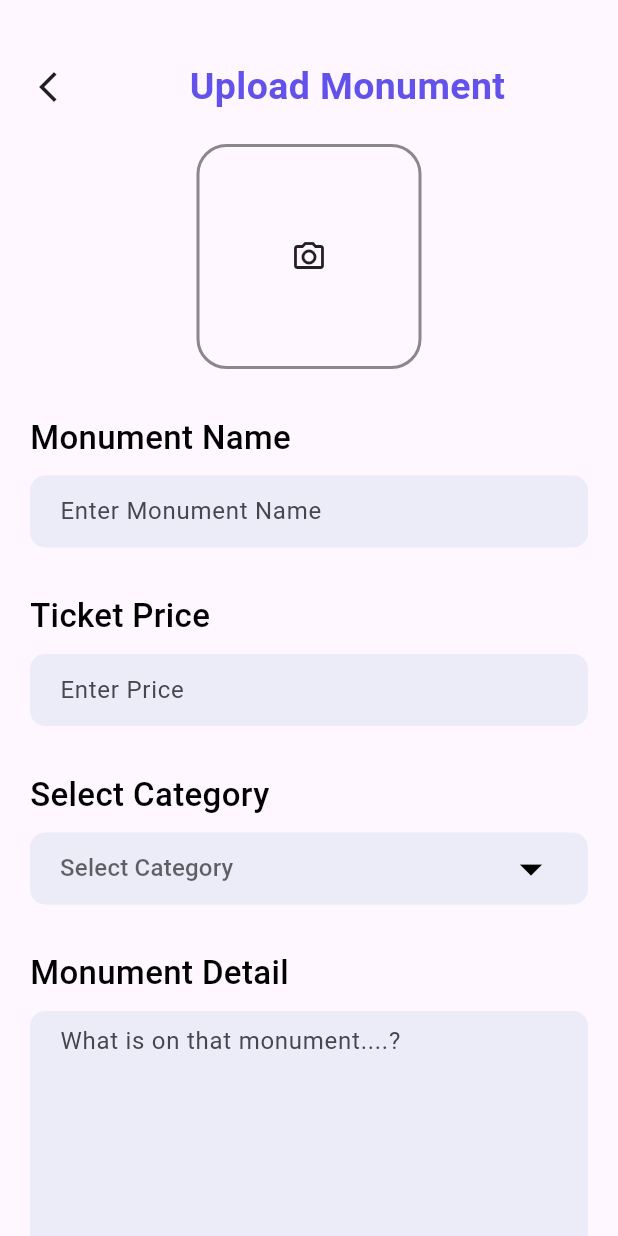
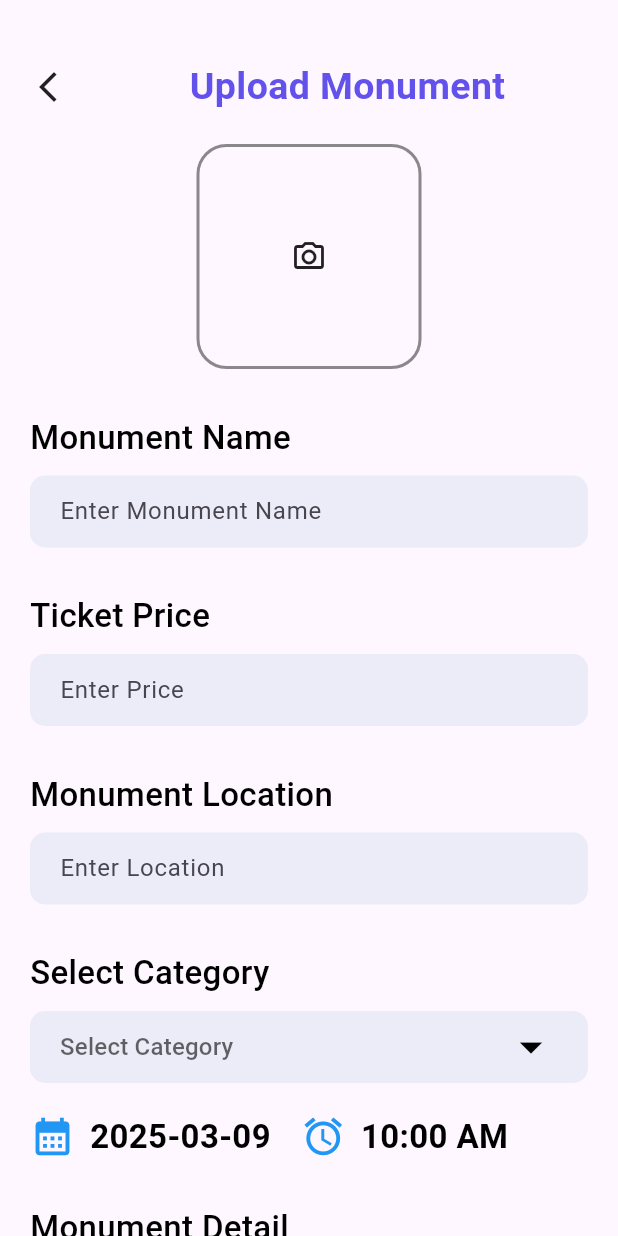
Before and after one commit to ryucraftz/monumentbookingapp, a Flutter app: the UploadEvent screen opened directly, on a phone screen of 412 x 824 dp. Run offline on Flutter 3.47's test engine with Material 3 defaults, Android fonts, the phone set to English and light mode, and no system bars; our stand-ins replace cloud_firestore, curved_navigation_bar, firebase_auth, firebase_core, firebase_storage, google_sign_in and 2 more; accounts and stored records are empty; network calls fail.

```diff
--- a/lib/main.dart
+++ b/lib/main.dart
@@ -2,6 +2,8 @@ import 'package:flutter/material.dart';
 import 'package:firebase_core/firebase_core.dart'; // Import Firebase Core
 import 'package:firebase_auth/firebase_auth.dart'; // Import Firebase Auth
 import 'package:monumentbookingapp/pages/admin/upload_event.dart';
+import 'package:monumentbookingapp/pages/bottomnav.dart';
+import 'package:monumentbookingapp/pages/home.dart';
 import 'package:monumentbookingapp/pages/signup.dart'; // Assuming this is needed
 
 void main() async {
@@ -21,7 +23,7 @@ class MyApp extends StatelessWidget {
       theme: ThemeData(
         colorScheme: ColorScheme.fromSeed(seedColor: Colors.deepPurple),
       ),
-      home: UploadEvent(), // Set the initial screen to SignUp
+      home: BottomNav(), // Set the initial screen to SignUp
     );
   }
 }
--- a/lib/pages/admin/upload_event.dart
+++ b/lib/pages/admin/upload_event.dart
@@ -5,6 +5,7 @@ import 'package:flutter/material.dart';
 import 'package:image_picker/image_picker.dart';
 import 'package:monumentbookingapp/services/database.dart';
 import 'package:random_string/random_string.dart';
+import 'package:intl/intl.dart';
 
 class UploadEvent extends StatefulWidget {
   const UploadEvent({super.key});
@@ -16,6 +17,7 @@ class UploadEvent extends StatefulWidget {
 class _UploadEventState extends State<UploadEvent> {
   TextEditingController namecontroller = TextEditingController();
   TextEditingController pricecontroller = TextEditingController();
+  TextEditingController locationcontroller = TextEditingController();
   TextEditingController detailcontroller = TextEditingController();
   final List<String> eventcategory = ["Cultural", "Natural", "Mixed"];
   String? value;
@@ -28,10 +30,54 @@ class _UploadEventState extends State<UploadEvent> {
     setState(() {});
   }
 
+  DateTime selectedDate = DateTime.now();
+  TimeOfDay selectedTime = TimeOfDay(hour: 10, minute: 00);
+
+  Future<void> _pickDate() async {
+    final DateTime? pickedDate = await showDatePicker(
+      context: context,
+      initialDate: DateTime.now(), // Use selectedDate as the initial date
+      firstDate: DateTime(2000),
+      lastDate: DateTime(2100),
+    );
+
+    if (pickedDate != null && pickedDate != selectedDate) {
+      setState(() {
+        selectedDate = pickedDate;
+      });
+    }
+  }
+
+  String formatTimeOfDay(TimeOfDay time) {
+    final now = DateTime.now();
+    final dateTime = DateTime(
+      now.year,
+      now.month,
+      now.day,
+      time.hour,
+      time.minute,
+    );
+    return DateFormat('hh:mm a').format(dateTime);
+  }
+
+  Future<void> _pickTime() async {
+    final TimeOfDay? pickedTime = await showTimePicker(
+      context: context,
+      initialTime: TimeOfDay.now(), // Use selectedTime as the initial time
+    );
+
+    if (pickedTime != null && pickedTime != selectedTime) {
+      setState(() {
+        selectedTime = pickedTime;
+      });
+    }
+  }
+
   @override
   Widget build(BuildContext context) {
     return Scaffold(
-      body: Container(
+      body: SingleChildScrollView(
+        child: Container(
           margin: const EdgeInsets.only(top: 40.0, left: 20, right: 20.0),
           child: Column(
             crossAxisAlignment: CrossAxisAlignment.start,
@@ -60,7 +106,13 @@ class _UploadEventState extends State<UploadEvent> {
                   ? Center(
                       child: ClipRRect(
                         borderRadius: BorderRadius.circular(10),
-                    child: Image.file(selectedImage!, height: 150, width: 150,fit: BoxFit.cover,)),
+                        child: Image.file(
+                          selectedImage!,
+                          height: 150,
+                          width: 150,
+                          fit: BoxFit.cover,
+                        ),
+                      ),
                     )
                   : Center(
                       child: GestureDetector(
@@ -128,6 +180,31 @@ class _UploadEventState extends State<UploadEvent> {
                   ),
                 ),
               ),
+              const SizedBox(height: 30.0),
+              const Text(
+                "Monument Location",
+                style: TextStyle(
+                  color: Colors.black,
+                  fontSize: 22.0,
+                  fontWeight: FontWeight.w500,
+                ),
+              ),
+              const SizedBox(height: 10.0),
+              Container(
+                padding: const EdgeInsets.symmetric(horizontal: 20.0),
+                width: MediaQuery.of(context).size.width,
+                decoration: BoxDecoration(
+                  color: const Color(0xffececf8),
+                  borderRadius: BorderRadius.circular(10),
+                ),
+                child: TextField(
+                  controller: locationcontroller,
+                  decoration: const InputDecoration(
+                    border: InputBorder.none,
+                    hintText: "Enter Location",
+                  ),
+                ),
+              ),
               const SizedBox(height: 30),
               const Text(
                 "Select Category",
@@ -173,6 +250,46 @@ class _UploadEventState extends State<UploadEvent> {
                     value: value,
                   ),
                 ),
+              ),
+              SizedBox(height: 20.0),
+              Row(
+                children: [
+                  GestureDetector(
+                    onTap: () {
+                      _pickDate();
+                    },
+                    child: Icon(
+                      Icons.calendar_month,
+                      color: Colors.blue,
+                      size: 30.0,
+                    ),
+                  ),
+                  SizedBox(width: 10.0),
+                  Text(
+                    DateFormat('yyyy-MM-dd').format(selectedDate!),
+                    style: TextStyle(
+                      color: Colors.black,
+                      fontSize: 22.0,
+                      fontWeight: FontWeight.bold,
+                    ),
+                  ),
+                  SizedBox(width: 20.0),
+                  GestureDetector(
+                    onTap: () {
+                      _pickTime();
+                    },
+                    child: Icon(Icons.alarm, color: Colors.blue, size: 30.0),
+                  ),
+                  SizedBox(width: 10.0),
+                  Text(
+                    formatTimeOfDay(selectedTime!),
+                    style: TextStyle(
+                      color: Colors.black,
+                      fontSize: 22.0,
+                      fontWeight: FontWeight.bold,
+                    ),
+                  ),
+                ],
               ),
               const SizedBox(height: 30.0),
               const Text(
@@ -222,7 +339,10 @@ class _UploadEventState extends State<UploadEvent> {
                       "Name": namecontroller.text,
                       "Price": pricecontroller.text,
                       "Category": value,
+                      "Location": locationcontroller.text,
                       "Detail": detailcontroller.text,
+                      "Date": DateFormat('yyyy-MM-dd').format(selectedDate!),
+                      "Time": formatTimeOfDay(selectedTime!),
                     };
                     await DatabaseMethods().addEvent(uploadevent, id).then((
                       value,
@@ -240,6 +360,7 @@ class _UploadEventState extends State<UploadEvent> {
                         namecontroller.text = "";
                         pricecontroller.text = "";
                         detailcontroller.text = "";
+                        selectedImage = null;
                       });
                     });
                   },
@@ -266,6 +387,7 @@ class _UploadEventState extends State<UploadEvent> {
             ],
           ),
         ),
+      ),
     );
   }
 }
--- a/lib/services/database.dart
+++ b/lib/services/database.dart
@@ -14,4 +14,8 @@ class DatabaseMethods {
         .doc(id)
         .set(userInfoMap);
   }
+
+  Future<Stream<QuerySnapshot>> getallEvents() async {
+    return await FirebaseFirestore.instance.collection("Event").snapshots();
+  }
 }
--- a/pubspec.yaml
+++ b/pubspec.yaml
@@ -42,6 +42,8 @@ dependencies:
   image_picker:
   firebase_storage:
   random_string:
+  intl: ^0.20.2
+  flutter_stripe: ^11.4.0
 
 dev_dependencies:
   flutter_test:
```
Also changed, not shown: lib/pages/detail_page.dart (+52 -24 lines), lib/pages/home.dart (+159 -79 lines), pubspec.lock, 3 other files. Lines whose indentation alone changed are shown as unchanged.
